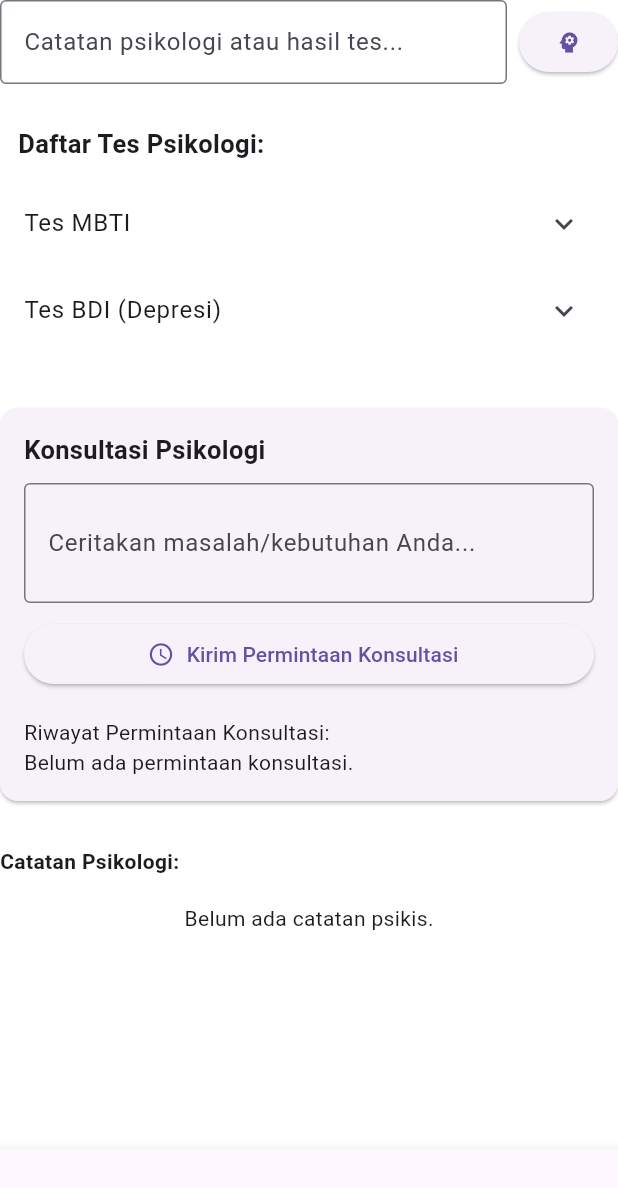
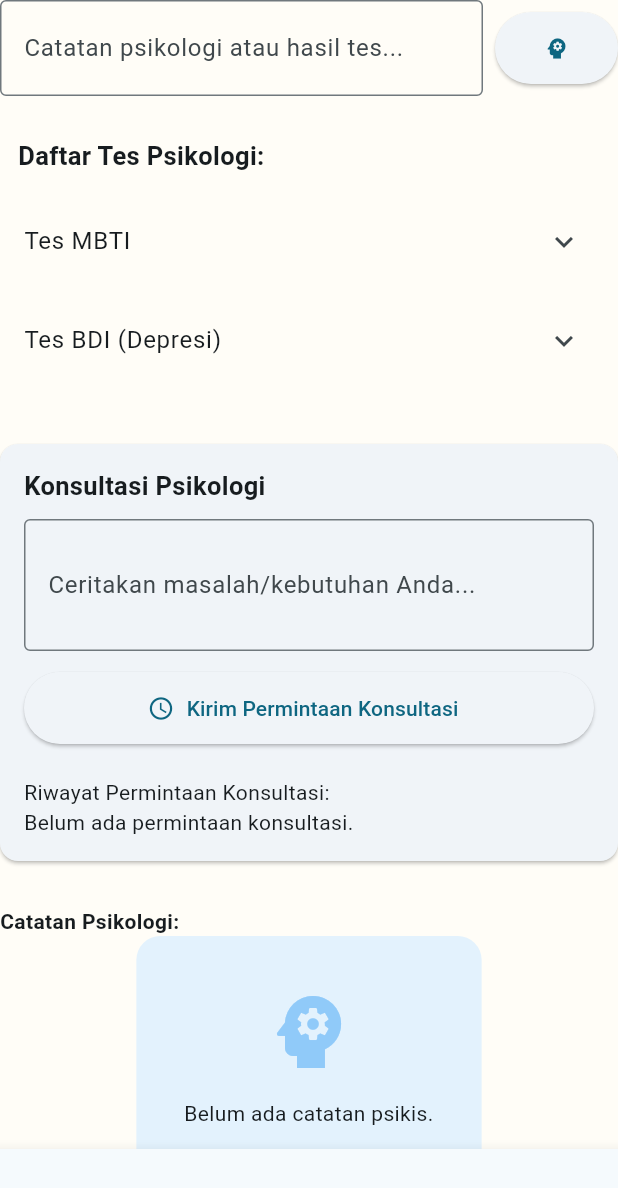
Before and after one commit to tanerizawa/dr_tan, a Flutter app: the MainPage screen opened directly, item 4 of the bottom bar chosen, on a phone screen of 412 x 824 dp. Shown: the top 1188 px of the screen. Run offline on Flutter 3.47's test engine with Material 3 defaults, Android fonts, the phone set to English and light mode, and no system bars; our stand-ins replace hive; accounts and stored records are empty.

Commit message:
Apply pastel theme and animated transitions

```diff
--- a/lib/core/common/app_theme.dart
+++ b/lib/core/common/app_theme.dart
@@ -1,14 +1,28 @@
 import 'package:flutter/material.dart';
 
 class AppTheme {
+  static const _pastelBlue = Color(0xFFB3E5FC);
+  static const _pastelIndigo = Color(0xFF9FA8DA);
+  static const _lightBackground = Color(0xFFFFFDF7);
+  static const _darkBackground = Color(0xFF303034);
+
   static ThemeData get light => ThemeData(
-        primarySwatch: Colors.blue,
-        scaffoldBackgroundColor: Colors.white,
-        brightness: Brightness.light,
+        colorScheme: ColorScheme.fromSeed(
+          seedColor: _pastelBlue,
+          brightness: Brightness.light,
+        ),
+        scaffoldBackgroundColor: _lightBackground,
+        visualDensity: const VisualDensity(horizontal: 2, vertical: 2),
+        useMaterial3: true,
       );
+
   static ThemeData get dark => ThemeData(
-        primarySwatch: Colors.indigo,
-        scaffoldBackgroundColor: Colors.black,
-        brightness: Brightness.dark,
+        colorScheme: ColorScheme.fromSeed(
+          seedColor: _pastelIndigo,
+          brightness: Brightness.dark,
+        ),
+        scaffoldBackgroundColor: _darkBackground,
+        visualDensity: const VisualDensity(horizontal: 2, vertical: 2),
+        useMaterial3: true,
       );
 }
--- /dev/null
+++ b/lib/core/common/pastel_empty_state.dart
@@ -0,0 +1,28 @@
+import 'package:flutter/material.dart';
+
+class PastelEmptyState extends StatelessWidget {
+  final String message;
+  final IconData icon;
+  const PastelEmptyState({super.key, required this.message, required this.icon});
+
+  @override
+  Widget build(BuildContext context) {
+    return Center(
+      child: Container(
+        padding: const EdgeInsets.all(32),
+        decoration: BoxDecoration(
+          color: Colors.blue[50],
+          borderRadius: BorderRadius.circular(16),
+        ),
+        child: Column(
+          mainAxisSize: MainAxisSize.min,
+          children: [
+            Icon(icon, size: 64, color: Colors.blue[200]),
+            const SizedBox(height: 12),
+            Text(message, textAlign: TextAlign.center),
+          ],
+        ),
+      ),
+    );
+  }
+}
--- a/lib/features/psy/psy_widget.dart
+++ b/lib/features/psy/psy_widget.dart
@@ -4,6 +4,7 @@ import 'psy_provider.dart';
 import 'psy_form.dart';
 import 'tests/psychology_test_list_widget.dart';
 import 'consultation/consultation_widget.dart';
+import '../../core/common/pastel_empty_state.dart';
 
 class PsyWidget extends StatelessWidget {
   const PsyWidget({super.key});
@@ -11,6 +12,25 @@ class PsyWidget extends StatelessWidget {
   @override
   Widget build(BuildContext context) {
     final provider = Provider.of<PsyProvider>(context);
+    final notesWidget = provider.psyNotes.isEmpty
+        ? const PastelEmptyState(
+            message: "Belum ada catatan psikis.",
+            icon: Icons.psychology,
+          )
+        : Column(
+            key: ValueKey(provider.psyNotes.length),
+            children: provider.psyNotes
+                .map((note) => Card(
+                      margin: const EdgeInsets.symmetric(
+                          vertical: 4, horizontal: 10),
+                      child: ListTile(
+                        leading: const Icon(Icons.psychology),
+                        title: Text(note),
+                      ),
+                    ))
+                .toList(),
+          );
+
     return ListView(
       children: [
         PsyForm(onSubmit: provider.addPsy),
@@ -20,18 +40,10 @@ class PsyWidget extends StatelessWidget {
         const ConsultationWidget(),
         const SizedBox(height: 18),
         const Text("Catatan Psikologi:", style: TextStyle(fontWeight: FontWeight.bold)),
-        ...provider.psyNotes.isEmpty
-          ? [const Padding(
-              padding: EdgeInsets.only(top: 18),
-              child: Center(child: Text("Belum ada catatan psikis.")),
-            )]
-          : provider.psyNotes.map((note) => Card(
-              margin: const EdgeInsets.symmetric(vertical: 4, horizontal: 10),
-              child: ListTile(
-                leading: const Icon(Icons.psychology),
-                title: Text(note),
-              ),
-            )),
+        AnimatedSwitcher(
+          duration: const Duration(milliseconds: 300),
+          child: notesWidget,
+        ),
       ],
     );
   }
```
Also changed, not shown: lib/features/beranda/beranda_widget.dart (+9 -1 lines), lib/features/chat/chat_widget.dart (+15 -6 lines), lib/features/growth/growth_widget.dart (+9 -1 lines), lib/features/otak_kecil/otak_kecil_widget.dart (+9 -1 lines).
